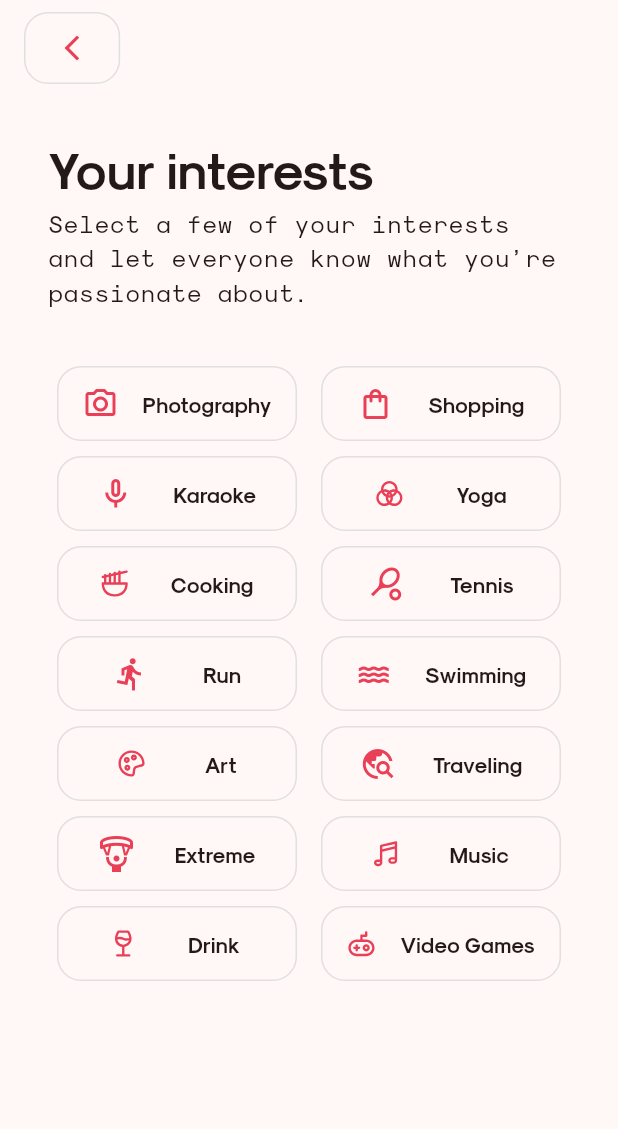
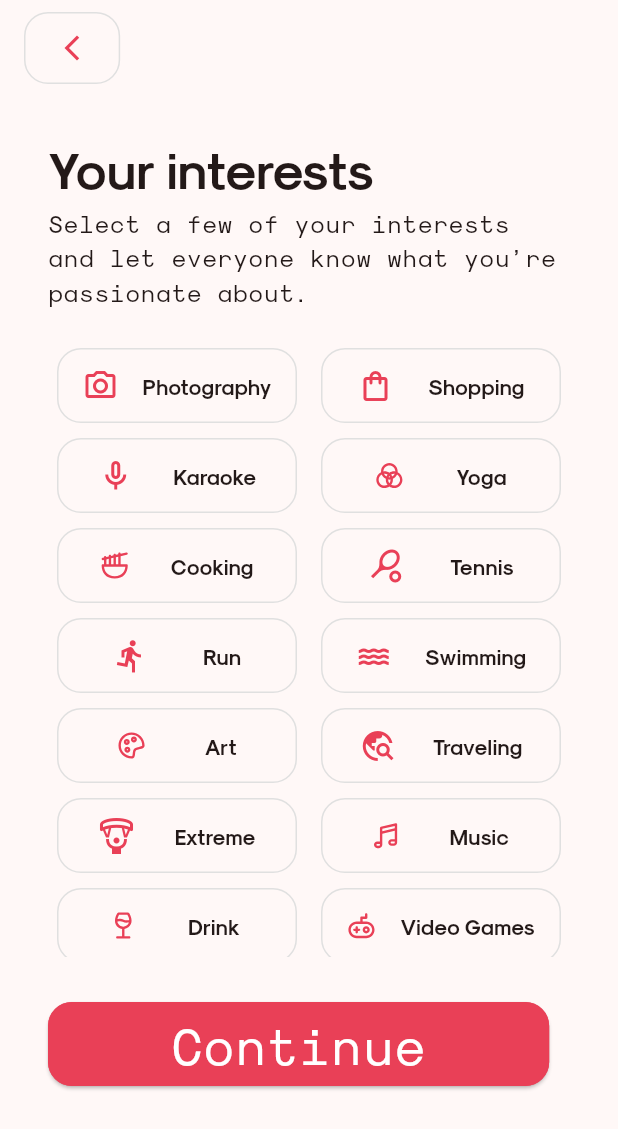
Before and after one commit to Nader-Eryan/dating, a Flutter app: the PassionsView screen opened directly, on a phone screen of 412 x 824 dp. Shown: the top 1129 px of the screen. Run offline on Flutter 3.47's test engine with Material 3 defaults, Android fonts, the phone set to English and light mode, and no system bars; our stand-ins replace awesome_snackbar_content, firebase_auth, firebase_core, firebase_storage, flutter_screenutil, flutter_svg and 9 more; missing offline and left inert: flutter_facebook_auth; accounts and stored records are empty.

Commit message:
finished passion view UI

```diff
--- a/lib/Features/profile details/presentatioin/view/passion_view.dart
+++ b/lib/Features/profile details/presentatioin/view/passion_view.dart
@@ -5,7 +5,6 @@ import 'widgets/passion_body.dart';
 
 class PassionsView extends StatelessWidget {
   const PassionsView({super.key});
-
   @override
   Widget build(BuildContext context) {
     return const Scaffold(
--- a/lib/Features/profile details/presentatioin/view/widgets/passion_body.dart
+++ b/lib/Features/profile details/presentatioin/view/widgets/passion_body.dart
@@ -1,7 +1,10 @@
 import 'package:dating/Features/profile%20details/data/model/passion_data.dart';
+import 'package:dating/Features/profile%20details/presentatioin/manager/passion_view_controller.dart';
+import 'package:dating/Features/profile%20details/presentatioin/view/notification_access_view.dart';
 import 'package:dating/Features/profile%20details/presentatioin/view/widgets/passion_container.dart';
 import 'package:dating/constants.dart';
 import 'package:dating/core/utils/styles.dart';
+import 'package:dating/core/widgets/custom_button.dart';
 import 'package:flutter/material.dart';
 import 'package:flutter_svg/flutter_svg.dart';
 import 'package:get/get.dart';
@@ -24,23 +27,36 @@ class PassionBody extends StatelessWidget {
           style: Styles.kH5,
         ),
         const SizedBox(
-          height: 32,
+          height: 20,
         ),
         SizedBox(
-          height: Get.height / 1.7,
+          height: Get.height / 2,
           child: GridView.builder(
             padding: const EdgeInsets.all(6),
             itemCount: listOfInterests.length,
             itemBuilder: (BuildContext context, int index) {
-              return PassionContainer(
+              return GetBuilder(
+                  init: PassionController(),
+                  builder: (controller) => GestureDetector(
+                        onTap: () {
+                          if (controller.listOfPassion.contains(index)) {
+                            controller.removePassion(index);
+                          } else {
+                            controller.addPassion(index);
+                          }
+                        },
+                        child: PassionContainer(
                           txt: listOfInterests[index].$1,
                           icon: listOfInterests[index].$2.runtimeType == Icon
                               ? listOfInterests[index].$2
                               : null,
-                svgPicture: listOfInterests[index].$2.runtimeType == SvgPicture
+                          svgPicture: listOfInterests[index].$2.runtimeType ==
+                                  SvgPicture
                               ? listOfInterests[index].$2
                               : null,
-              );
+                          index: index,
+                        ),
+                      ));
             },
             gridDelegate: SliverGridDelegateWithFixedCrossAxisCount(
                 crossAxisCount: 2,
@@ -49,12 +65,12 @@ class PassionBody extends StatelessWidget {
                 childAspectRatio: (Get.width / 2.5) / (Get.height / 16)),
           ),
         ),
-        // const PassionContainer(
-        //     icon: Icon(
-        //       Icons.shopping_bag_outlined,
-        //       color: kPrimaryClr,
-        //     ),
-        //     txt: 'Shopping'),
+        const SizedBox(
+          height: 30,
+        ),
+        customButton(kPrimaryClr, 'Continue', () {
+          Get.to(const NotificationAccessView());
+        })
       ]),
     );
   }
--- a/lib/Features/profile details/presentatioin/view/widgets/passion_container.dart
+++ b/lib/Features/profile details/presentatioin/view/widgets/passion_container.dart
@@ -1,21 +1,34 @@
+import 'package:dating/Features/profile%20details/presentatioin/manager/passion_view_controller.dart';
+import 'package:dating/constants.dart';
 import 'package:dating/core/utils/styles.dart';
 import 'package:flutter/material.dart';
 import 'package:flutter_svg/flutter_svg.dart';
 import 'package:get/get.dart';
 
 class PassionContainer extends StatelessWidget {
-  const PassionContainer(
-      {super.key, this.svgPicture, this.icon, required this.txt});
+  const PassionContainer({
+    super.key,
+    this.svgPicture,
+    this.icon,
+    required this.txt,
+    required this.index,
+  });
   final Icon? icon;
   final SvgPicture? svgPicture;
   final String txt;
+  final int index;
   @override
   Widget build(BuildContext context) {
-    return Container(
+    return GetBuilder(
+      init: PassionController(),
+      builder: (controller) => Container(
         height: Get.height / 16,
         width: Get.width / 2.5,
         decoration: BoxDecoration(
-        border: Border.all(color: Colors.grey.shade300),
+          border: Border.all(
+              color: controller.listOfPassion.contains(index)
+                  ? kPrimaryClr
+                  : Colors.grey.shade300),
           borderRadius: BorderRadius.circular(16),
         ),
         child: Row(mainAxisAlignment: MainAxisAlignment.spaceEvenly, children: [
@@ -25,6 +38,7 @@ class PassionContainer extends StatelessWidget {
             style: Styles.kH6Bold,
           )
         ]),
+      ),
     );
   }
 }
--- a/lib/main.dart
+++ b/lib/main.dart
@@ -1,4 +1,5 @@
 import 'package:dating/Features/Account/presentation/view/on_boarding_view.dart';
+import 'package:dating/Features/profile%20details/presentatioin/view/passion_view.dart';
 import 'package:flutter/material.dart';
 import 'package:flutter_screenutil/flutter_screenutil.dart';
 import 'package:firebase_core/firebase_core.dart';
@@ -26,7 +27,7 @@ class MyApp extends StatelessWidget {
         splitScreenMode: true,
         builder: (_, child) {
           return GetMaterialApp(
-            home: const OnBoardingView(),
+            home: const PassionsView(),
             debugShowCheckedModeBanner: false,
             title: 'Flutter Demo',
             theme: ThemeData(
```
Also changed, not shown: lib/Features/profile details/presentatioin/manager/passion_view_controller.dart (+8 -3 lines), lib/Features/profile details/presentatioin/view/notification_access_view.dart (added, +19 -0 lines). Lines whose indentation alone changed are shown as unchanged.
